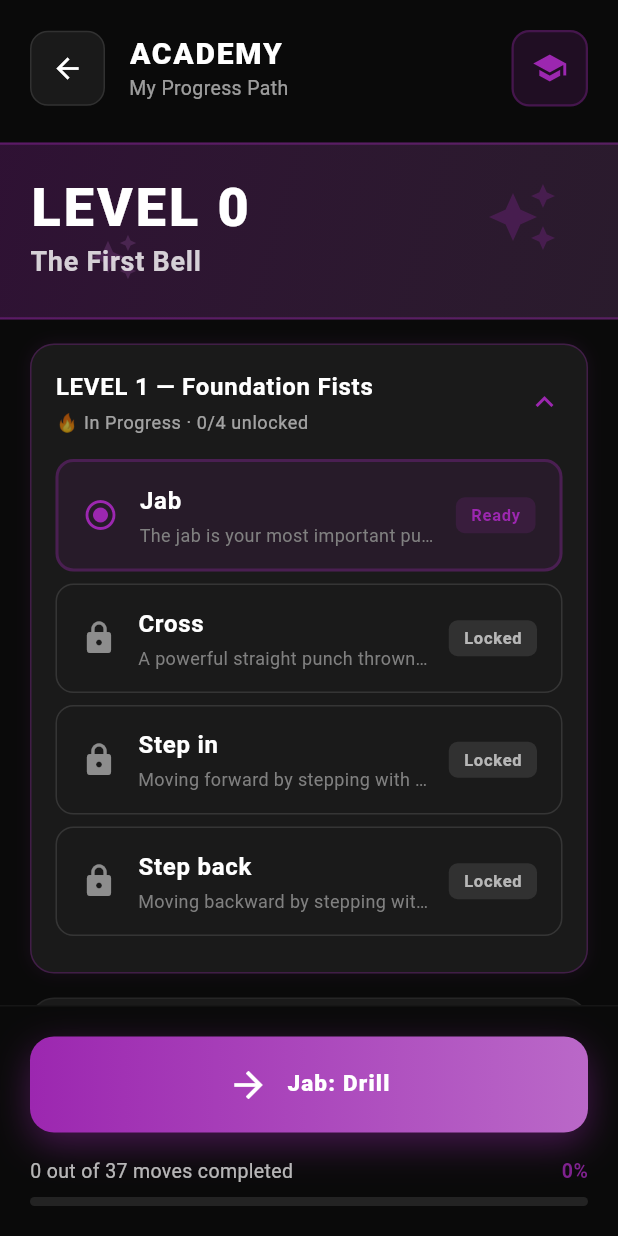
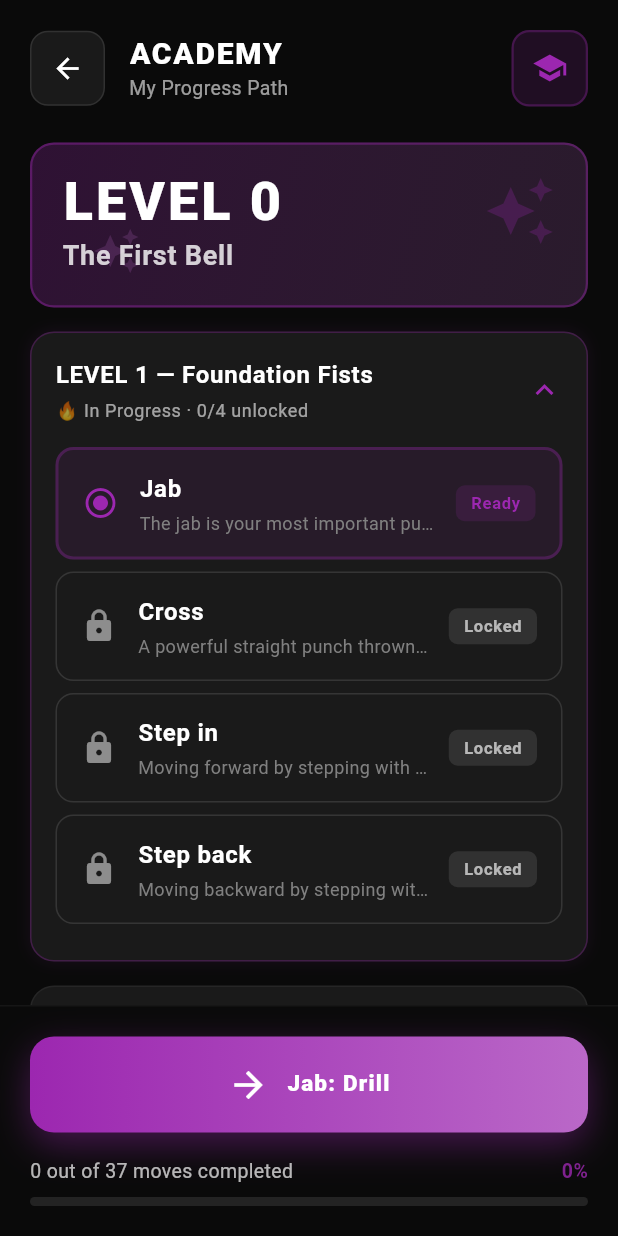
Before and after one commit to mikebg95/fight-my-shadow, a Flutter app: the LearningProgressScreen screen opened by its route, on a phone screen of 412 x 824 dp. Run offline on Flutter 3.47's test engine with Material 3 defaults, Android fonts, the phone set to English and light mode, and no system bars; our stand-ins replace audioplayers, flutter_tts, shared_preferences; accounts and stored records are empty.

Commit message:
Fix Academy hero banner alignment with screen content
Wrapped hero in Padding with horizontal: 20 to match the moves list.
Changed from edge-to-edge banner to a rounded card that aligns with
the rest of the screen content.

🤖 Generated with [Claude Code](https://claude.com/claude-code)

Co-Authored-By: Claude Opus 4.5 <noreply@anthropic.com>

```diff
--- a/lib/screens/learning_progress_screen.dart
+++ b/lib/screens/learning_progress_screen.dart
@@ -116,10 +116,12 @@ class LearningProgressScreen extends StatelessWidget {
       levelName = levelMoves.isNotEmpty ? levelMoves.first.levelName : 'Unknown';
     }
 
-    return Container(
+    return Padding(
+      padding: const EdgeInsets.symmetric(horizontal: 20),
+      child: Container(
         width: double.infinity,
         margin: const EdgeInsets.only(top: 8),
-      padding: const EdgeInsets.symmetric(vertical: 24, horizontal: 20),
+        padding: const EdgeInsets.all(20),
         decoration: BoxDecoration(
           gradient: LinearGradient(
             begin: Alignment.topLeft,
@@ -129,15 +131,10 @@ class LearningProgressScreen extends StatelessWidget {
               _academySecondary.withValues(alpha: 0.18),
             ],
           ),
-        border: Border(
-          top: BorderSide(
+          borderRadius: BorderRadius.circular(16),
+          border: Border.all(
             color: _academyPrimary.withValues(alpha: 0.4),
             width: 1.5,
-          ),
-          bottom: BorderSide(
-            color: _academyPrimary.withValues(alpha: 0.4),
-            width: 1.5,
-          ),
           ),
         ),
         child: Stack(
@@ -145,7 +142,7 @@ class LearningProgressScreen extends StatelessWidget {
             // Subtle confetti decoration (positioned in background)
             Positioned(
               top: 0,
-            right: 20,
+              right: 0,
               child: Icon(
                 Icons.auto_awesome,
                 color: _academyPrimary.withValues(alpha: 0.25),
@@ -154,7 +151,7 @@ class LearningProgressScreen extends StatelessWidget {
             ),
             Positioned(
               bottom: 0,
-            left: 40,
+              left: 20,
               child: Icon(
                 Icons.auto_awesome,
                 color: _academySecondary.withValues(alpha: 0.2),
@@ -192,6 +189,7 @@ class LearningProgressScreen extends StatelessWidget {
               ],
             ),
           ],
+        ),
       ),
     );
   }
```
Lines whose indentation alone changed are shown as unchanged.
